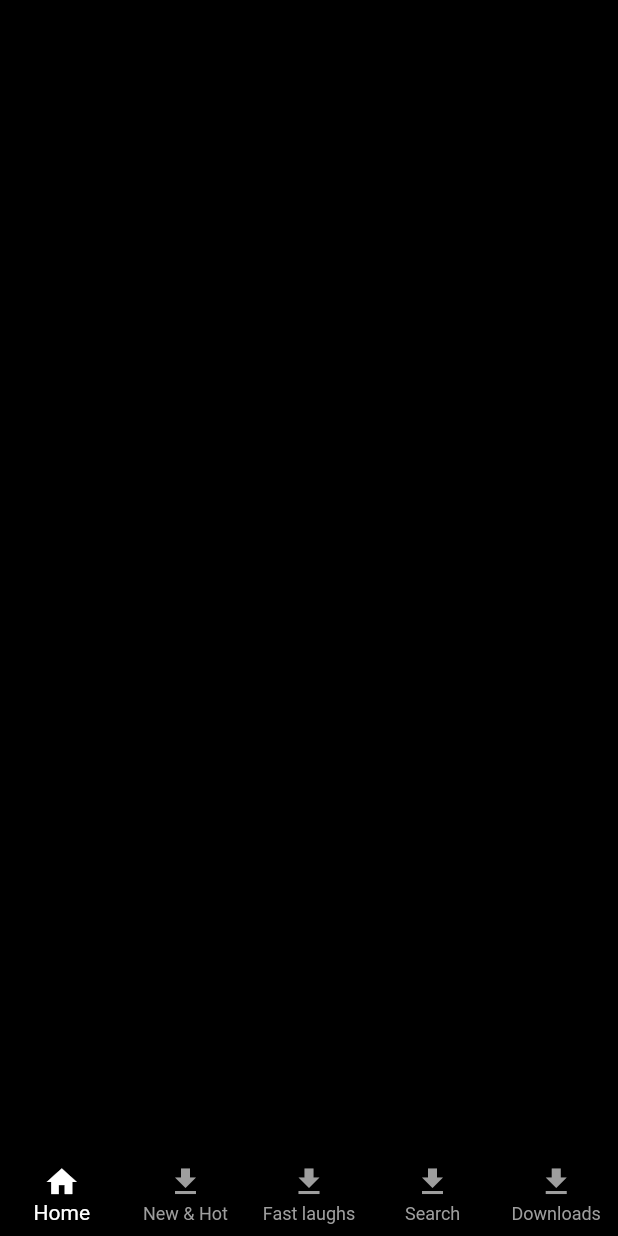
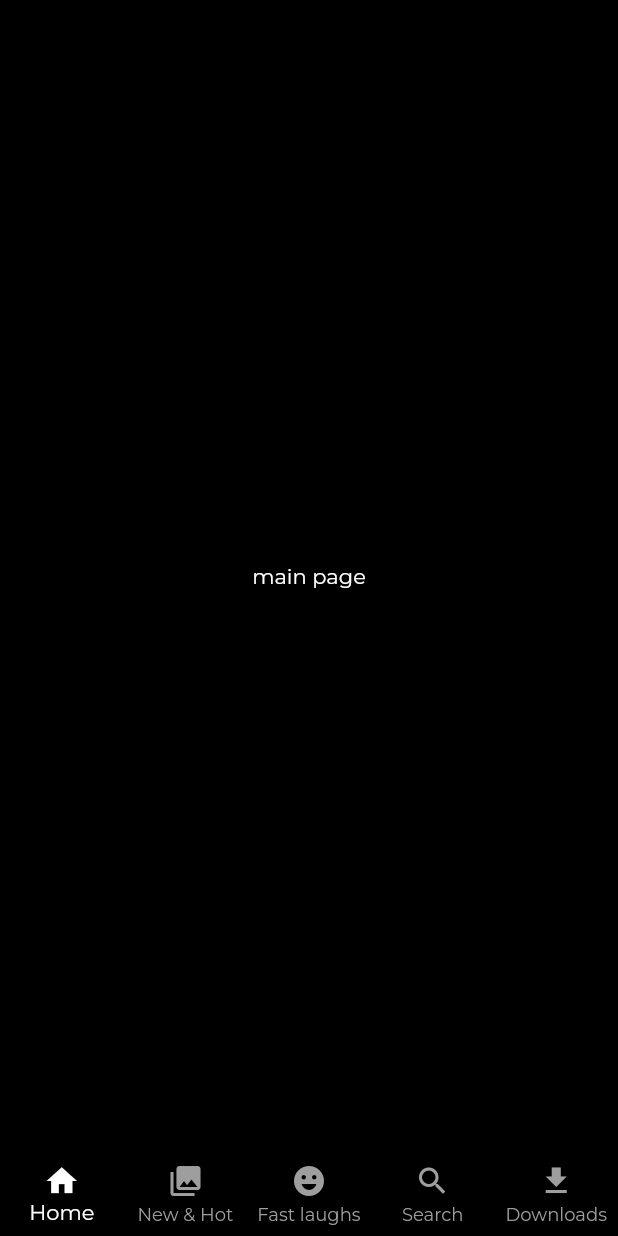
Before and after one commit to muhammedbilals/Netflix-clone, a Flutter app: the screen it shows after launch, on a phone screen of 412 x 824 dp. Run offline on Flutter 3.47's test engine with Material 2 defaults, Android fonts, the phone set to English and light mode, and no system bars; our stand-ins replace google_fonts.

Commit message:
added bottomnavbar

```diff
--- a/lib/main.dart
+++ b/lib/main.dart
@@ -1,5 +1,7 @@
 import 'package:flutter/material.dart';
+import 'package:google_fonts/google_fonts.dart';
 import 'package:netflix_clone/presention/main_page/main_page.dart';
+import 'package:netflix_clone/presention/screen_main/screen_main.dart';
 
 void main() {
   runApp(const MyApp());
@@ -14,9 +16,14 @@ class MyApp extends StatelessWidget {
     return MaterialApp(
       title: 'Flutter Demo',
       theme: ThemeData(
+        textTheme: const TextTheme(
+          bodyLarge: TextStyle(color: Colors.white),
+          bodyMedium: TextStyle(color: Colors.white),
+        ),
+        fontFamily: GoogleFonts.montserrat().fontFamily,
         primarySwatch: Colors.blue,
       ),
-      home:  MainPage(),
+      home: ScreenMain(),
     );
   }
 }
--- a/lib/presention/main_page/bottom_navigation.dart
+++ b/lib/presention/main_page/bottom_navigation.dart
@@ -1,21 +1,38 @@
 import 'package:flutter/material.dart';
+
+ValueNotifier<int> indexChangeNotifier = ValueNotifier(0);
 
 class BottomNavigationBarWidget extends StatelessWidget {
   const BottomNavigationBarWidget({super.key});
 
+
   @override
   Widget build(BuildContext context) {
-    return  BottomNavigationBar(type: BottomNavigationBarType.fixed,
-      currentIndex: 0,
-      elevation: 0,
-      backgroundColor: Colors.black,
-      selectedItemColor:  Colors.white,
-      unselectedItemColor: Colors.grey,
-      items: const [BottomNavigationBarItem(icon: Icon(Icons.home),label: 'Home'),
-      BottomNavigationBarItem(icon: Icon(Icons.download),label:"New & Hot"),
-       BottomNavigationBarItem(icon: Icon(Icons.download),label:"Fast laughs"),
-       BottomNavigationBarItem(icon: Icon(Icons.download),label:"Search"),
-       BottomNavigationBarItem(icon: Icon(Icons.download),label:"Downloads"),]
+    return ValueListenableBuilder(
+      valueListenable: indexChangeNotifier,
+      builder: (context, int value, _) {
+        return BottomNavigationBar(
+            type: BottomNavigationBarType.fixed,
+            currentIndex: value,
+            onTap: (index) {
+              indexChangeNotifier.value = index;
+            },
+            elevation: 0,
+            backgroundColor: Colors.black,
+            selectedItemColor: Colors.white,
+            unselectedItemColor: Colors.grey,
+            items: const [
+              BottomNavigationBarItem(icon: Icon(Icons.home), label: 'Home'),
+              BottomNavigationBarItem(
+                  icon: Icon(Icons.collections), label: "New & Hot"),
+              BottomNavigationBarItem(
+                  icon: Icon(Icons.emoji_emotions), label: "Fast laughs"),
+              BottomNavigationBarItem(
+                  icon: Icon(Icons.search), label: "Search"),
+              BottomNavigationBarItem(
+                  icon: Icon(Icons.download), label: "Downloads"),
+            ]);
+      },
     );
   }
 }
--- a/lib/presention/main_page/main_page.dart
+++ b/lib/presention/main_page/main_page.dart
@@ -2,15 +2,14 @@ import 'package:flutter/material.dart';
 import 'package:netflix_clone/core/colors/colors.dart';
 import 'package:netflix_clone/presention/main_page/bottom_navigation.dart';
 
-class MainPage extends StatelessWidget {
-  const MainPage({super.key});
+class HomeScreen extends StatelessWidget {
+  const HomeScreen({super.key});
 
   @override
   Widget build(BuildContext context) {
-    return const Scaffold(
+    return Scaffold(
       backgroundColor: bgcolor,
       body: Center(child: Text('main page')),
-      bottomNavigationBar: BottomNavigationBarWidget(),
     );
   }
 }
--- /dev/null
+++ b/lib/presention/screen_main/screen_main.dart
@@ -0,0 +1,35 @@
+import 'package:flutter/material.dart';
+import 'package:flutter/src/widgets/container.dart';
+import 'package:flutter/src/widgets/framework.dart';
+import 'package:netflix_clone/core/colors/colors.dart';
+import 'package:netflix_clone/presention/downloads_page/downloads_page.dart';
+import 'package:netflix_clone/presention/fast_laughs_page/fast_laughs_page.dart';
+import 'package:netflix_clone/presention/main_page/bottom_navigation.dart';
+import 'package:netflix_clone/presention/main_page/main_page.dart';
+import 'package:netflix_clone/presention/new_and_hot_page/new_and_hot_page.dart';
+import 'package:netflix_clone/presention/search_page/search_page.dart';
+
+class ScreenMain extends StatelessWidget {
+   ScreenMain({super.key});
+
+  List _pages = [
+    HomeScreen(),
+    NewandHotPage(),
+    FastlaughsPage(),
+    SearchPage(),
+    DownloadsPage()
+  ];
+  @override
+  Widget build(BuildContext context) {
+    return Scaffold(
+      backgroundColor: bgcolor,
+      body: ValueListenableBuilder(
+        valueListenable: indexChangeNotifier,
+        builder: (context, int value, _) {
+          return _pages[value];
+        },
+      ),
+      bottomNavigationBar: BottomNavigationBarWidget(),
+    );
+  }
+}
--- a/pubspec.yaml
+++ b/pubspec.yaml
@@ -36,6 +36,7 @@ dependencies:
   # The following adds the Cupertino Icons font to your application.
   # Use with the CupertinoIcons class for iOS style icons.
   cupertino_icons: ^1.0.2
+  google_fonts: ^4.0.3
 
 dev_dependencies:
   flutter_test:
```
Also changed, not shown: lib/presention/downloads_page/downloads_page.dart (added, +14 -0 lines), lib/presention/fast_laughs_page/fast_laughs_page.dart (added, +11 -0 lines), lib/presention/new_and_hot_page/new_and_hot_page.dart (added, +11 -0 lines), lib/presention/search_page/search_page.dart (added, +11 -0 lines), lib/widgets/appbarwidget.dart (added, +14 -0 lines), pubspec.lock, 2 other files.
